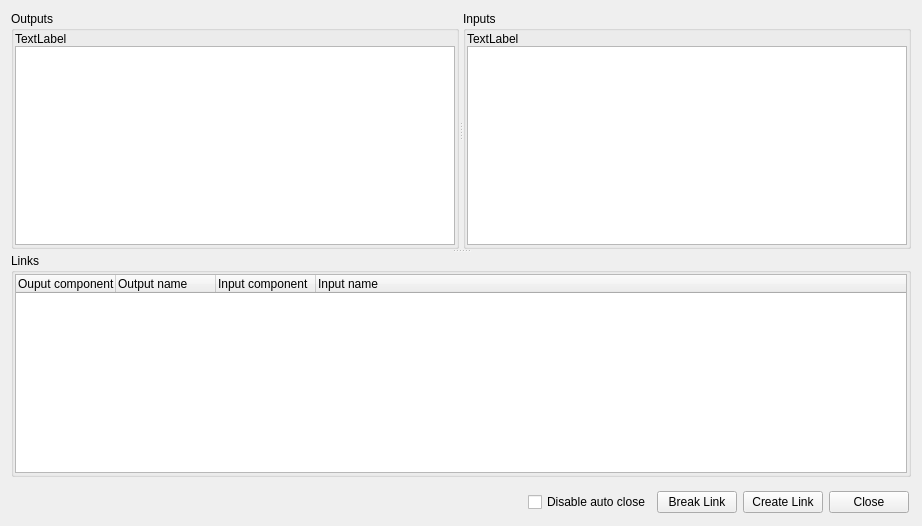
This is GUI/Qt/UComponentLinksWidget.ui in aicommunity/Rdk as Qt 5 draws it before an edit. The edited form follows.
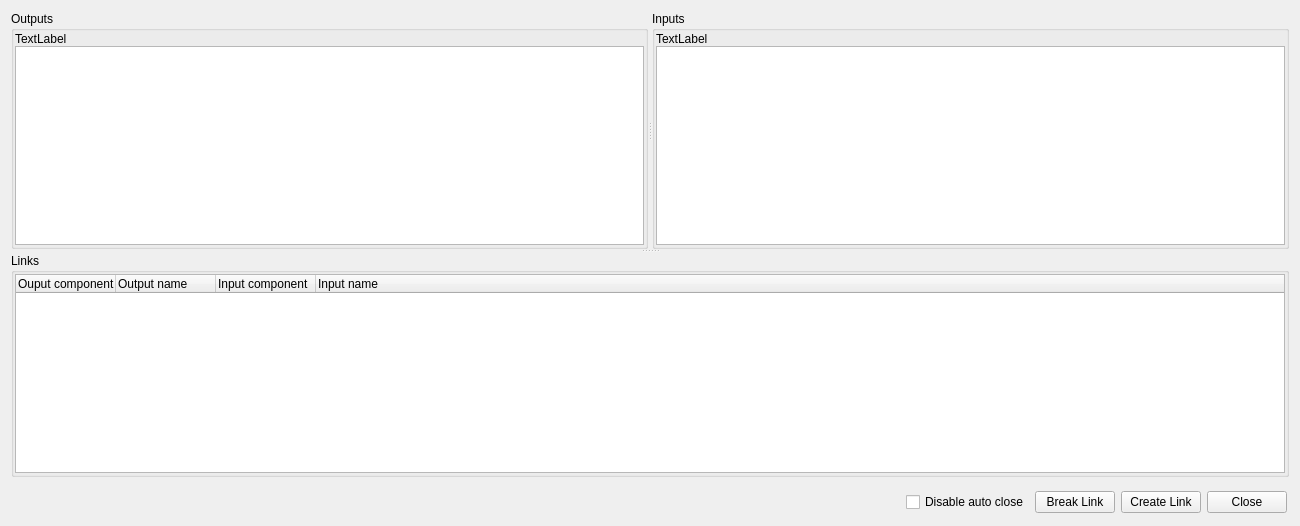
This is the edited form.

Commit message: Gui/Qt: links widget updated

```diff
--- a/GUI/Qt/UComponentLinksWidget.ui
+++ b/GUI/Qt/UComponentLinksWidget.ui
@@ -6,7 +6,7 @@
    <rect>
     <x>0</x>
     <y>0</y>
-    <width>922</width>
+    <width>1300</width>
     <height>526</height>
    </rect>
   </property>
```
The commit also changes 2 other files.
